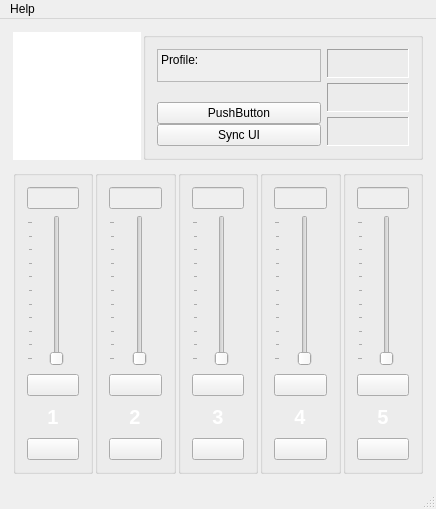
First picture: the form in gui_mainwindow.ui, repository Shub77/phoebetria-code, before the edit.
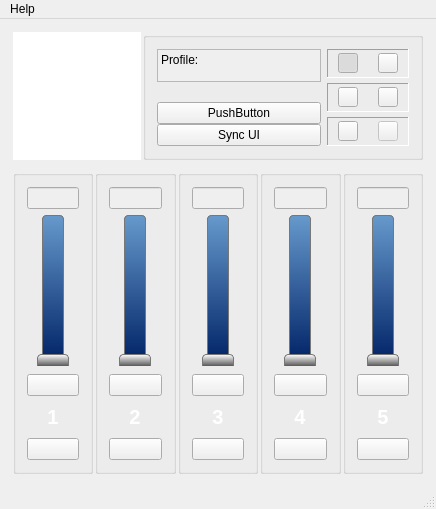
Second picture: the form after the edit. Icons and pictures are not drawn.

Commit message: Added dark theme and modified the standard theme.

What changed in the file:
```diff
--- a/gui_mainwindow.ui
+++ b/gui_mainwindow.ui
@@ -196,33 +196,7 @@
                    <string>Toggle temperature scale</string>
                   </property>
                   <property name="styleSheet">
-                   <string notr="true">QPushButton {
-	border: none;
-	margin: 0px;
-    padding: 0px;
-	image: url(:/Images/icon_fahrenheit.png)
-}
-
-QPushButton:hover {
-	border: none;
-	margin: 0px;
-    padding: 0px;
-	image: url(:/Images/icon_fahrenheit_lite.png)
-}
-
-QPushButton:checked {
-	border: none;
-	margin: 0px;
-    padding: 0px;
-	image: url(:/Images/icon_celcius.png)
-}
-
-QPushButton:hover:checked {
-	border: none;
-	margin: 0px;
-    padding: 0px;
-	image: url(:/Images/icon_celcius_lite.png)
-}</string>
+                   <string notr="true"/>
                   </property>
                   <property name="text">
                    <string notr="true"/>
@@ -256,33 +230,7 @@
                    <string>Toggle alarm</string>
                   </property>
                   <property name="styleSheet">
-                   <string notr="true">QPushButton {
-	border: none;
-	margin: 0px;
-    padding: 0px;
-	image: url(:/Images/icon_volume_on.png)
-}
-
-QPushButton:hover {
-	border: none;
-	margin: 0px;
-    padding: 0px;
-	image: url(:/Images/icon_volume_on_lite.png)
-}
-
-QPushButton:checked {
-	border: none;
-	margin: 0px;
-    padding: 0px;
-	image: url(:/Images/icon_volume_off.png)
-}
-
-QPushButton:hover:checked {
-	border: none;
-	margin: 0px;
-    padding: 0px;
-	image: url(:/Images/icon_volume_off_lite.png)
-}</string>
+                   <string notr="true"/>
                   </property>
                   <property name="text">
                    <string notr="true"/>
@@ -340,40 +288,7 @@
                    <string>Toggle profile state</string>
                   </property>
                   <property name="styleSheet">
-                   <string notr="true">QPushButton {
-	border: none;
-	margin: 0px;
-    padding: 0px;
-	image: url(:/Images/icon_auto.png)
-}
-
-QPushButton:hover {
-	border: none;
-	margin: 0px;
-    padding: 0px;
-	image: url(:/Images/icon_auto_lite.png)
-}
-
-QPushButton:checked {
-	border: none;
-	margin: 0px;
-    padding: 0px;
-	image: url(:/Images/icon_manual.png)
-}
-
-QPushButton:hover:checked {
-	border: none;
-	margin: 0px;
-    padding: 0px;
-	image: url(:/Images/icon_manual_lite.png)
-}
-
-QPushButton::disabled {
-	border: none;
-	margin: 0px;
-    padding: 0px;
-	image: url(:/Images/icon_software_lite.png)
-}</string>
+                   <string notr="true"/>
                   </property>
                   <property name="text">
                    <string/>
@@ -407,26 +322,7 @@
                    <string>Manage profiles</string>
                   </property>
                   <property name="styleSheet">
-                   <string notr="true">QPushButton {
-	border: none;
-	margin: 0px;
-    padding: 0px;
-	image: url(:/Images/icon_fan.png)
-}
-
-QPushButton:hover {
-	border: none;
-	margin: 0px;
-    padding: 0px;
-	image: url(:/Images/icon_fan_lite.png)
-}
-
-QPushButton:disabled {
-	border: none;
-	margin: 0px;
-    padding: 0px;
-	image: url(:/Images/icon_fan_lite.png)
-}</string>
+                   <string notr="true"/>
                   </property>
                   <property name="text">
                    <string notr="true"/>
@@ -481,33 +377,7 @@
                    <string>Toggle software profile state</string>
                   </property>
                   <property name="styleSheet">
-                   <string notr="true">QPushButton {
-	border: none;
-	margin: 0px;
-    padding: 0px;
-	image: url(:/Images/icon_hardware.png)
-}
-
-QPushButton:hover {
-	border: none;
-	margin: 0px;
-    padding: 0px;
-	image: url(:/Images/icon_hardware_lite.png)
-}
-
-QPushButton:checked {
-	border: none;
-	margin: 0px;
-    padding: 0px;
-	image: url(:/Images/icon_software.png)
-}
-
-QPushButton:hover:checked {
-	border: none;
-	margin: 0px;
-    padding: 0px;
-	image: url(:/Images/icon_software_lite.png)
-}</string>
+                   <string notr="true"/>
                   </property>
                   <property name="text">
                    <string/>
@@ -538,26 +408,7 @@
                    <string>Manage software profiles</string>
                   </property>
                   <property name="styleSheet">
-                   <string notr="true">QPushButton {
-	border: none;
-	margin: 0px;
-    padding: 0px;
-	image: url(:/Images/icon_wrench.png)
-}
-
-QPushButton:hover {
-	border: none;
-	margin: 0px;
-    padding: 0px;
-	image: url(:/Images/icon_wrench_lite.png)
-}
-
-QPushButton:disabled {
-	border: none;
-	margin: 0px;
-    padding: 0px;
-	image: url(:/Images/icon_wrench_lite.png)
-}</string>
+                   <string notr="true"/>
                   </property>
                   <property name="text">
                    <string/>
@@ -616,6 +467,9 @@
          <string/>
         </property>
         <layout class="QVBoxLayout" name="verticalLayout">
+         <property name="spacing">
+          <number>-1</number>
+         </property>
          <item>
           <layout class="QHBoxLayout" name="horizontalLayout_2">
            <item>
@@ -668,7 +522,34 @@
               </size>
              </property>
              <property name="styleSheet">
-              <string notr="true"/>
+              <string notr="true">	QSlider::groove:vertical {
+     	border: 1px solid #bbb;
+     	background: darkBlue;
+     	width: 20px;
+     	border-radius: 4px;
+ 	}
+
+ 	QSlider::handle:vertical {
+		background-color: qlineargradient(spread:pad, x1:1, y1:1.1, x2:1, y2:0, stop:0 #000, stop:1 #FFF);
+ 		height:15px;
+ 		margin:-6px;
+ 		border:1px solid #777;
+		border-radius:4px;
+ 	}
+
+ 	QSlider::add-page:vertical {
+	 	background: qlineargradient(x0: 1, y0: 1, x2: 0, y2: 1, stop: 0 #69c, stop: 1 #026);
+	 	background: qlineargradient(x0: 1, y0: 1, x2: 0, y2: 1, stop: 0 #026, stop: 1 #69c);
+	 	border: 1px solid #777;
+	 	border-radius: 4px;
+ 	}
+
+ 	QSlider::sub-page:vertical {
+	 	background: qlineargradient(x0: 1, y0: 1, x2: 0, y2: 1, stop: 0 #026, stop: 1 #69c);
+	 	background: qlineargradient(x0: 1, y0: 1, x2: 0, y2: 1, stop: 0 #69c, stop: 1 #026);
+     	border: 1px solid #777;
+	 	border-radius: 4px;
+ 	}</string>
              </property>
              <property name="maximum">
               <number>100</number>
@@ -814,6 +695,9 @@
          <string/>
         </property>
         <layout class="QVBoxLayout" name="verticalLayout_4">
+         <property name="spacing">
+          <number>-1</number>
+         </property>
          <item>
           <layout class="QHBoxLayout" name="horizontalLayout_4">
            <item>
@@ -854,7 +738,34 @@
               </size>
              </property>
              <property name="styleSheet">
-              <string notr="true"/>
+              <string notr="true">	QSlider::groove:vertical {
+     	border: 1px solid #bbb;
+     	background: darkBlue;
+     	width: 20px;
+     	border-radius: 4px;
+ 	}
+
+ 	QSlider::handle:vertical {
+		background-color: qlineargradient(spread:pad, x1:1, y1:1.1, x2:1, y2:0, stop:0 #000, stop:1 #FFF);
+ 		height:15px;
+ 		margin:-6px;
+ 		border:1px solid #777;
+		border-radius:4px;
+ 	}
+
+ 	QSlider::add-page:vertical {
+	 	background: qlineargradient(x0: 1, y0: 1, x2: 0, y2: 1, stop: 0 #69c, stop: 1 #026);
+	 	background: qlineargradient(x0: 1, y0: 1, x2: 0, y2: 1, stop: 0 #026, stop: 1 #69c);
+	 	border: 1px solid #777;
+	 	border-radius: 4px;
+ 	}
+
+ 	QSlider::sub-page:vertical {
+	 	background: qlineargradient(x0: 1, y0: 1, x2: 0, y2: 1, stop: 0 #026, stop: 1 #69c);
+	 	background: qlineargradient(x0: 1, y0: 1, x2: 0, y2: 1, stop: 0 #69c, stop: 1 #026);
+     	border: 1px solid #777;
+	 	border-radius: 4px;
+ 	}</string>
              </property>
              <property name="maximum">
               <number>100</number>
@@ -1000,6 +911,9 @@
          <string/>
         </property>
         <layout class="QVBoxLayout" name="verticalLayout_2">
+         <property name="spacing">
+          <number>-1</number>
+         </property>
          <item>
           <layout class="QHBoxLayout" name="horizontalLayout_6">
            <item>
@@ -1040,7 +954,34 @@
               </size>
              </property>
              <property name="styleSheet">
-              <string notr="true"/>
+              <string notr="true">	QSlider::groove:vertical {
+     	border: 1px solid #bbb;
+     	background: darkBlue;
+     	width: 20px;
+     	border-radius: 4px;
+ 	}
+
+ 	QSlider::handle:vertical {
+		background-color: qlineargradient(spread:pad, x1:1, y1:1.1, x2:1, y2:0, stop:0 #000, stop:1 #FFF);
+ 		height:15px;
+ 		margin:-6px;
+ 		border:1px solid #777;
+		border-radius:4px;
+ 	}
+
+ 	QSlider::add-page:vertical {
+	 	background: qlineargradient(x0: 1, y0: 1, x2: 0, y2: 1, stop: 0 #69c, stop: 1 #026);
+	 	background: qlineargradient(x0: 1, y0: 1, x2: 0, y2: 1, stop: 0 #026, stop: 1 #69c);
+	 	border: 1px solid #777;
+	 	border-radius: 4px;
+ 	}
+
+ 	QSlider::sub-page:vertical {
+	 	background: qlineargradient(x0: 1, y0: 1, x2: 0, y2: 1, stop: 0 #026, stop: 1 #69c);
+	 	background: qlineargradient(x0: 1, y0: 1, x2: 0, y2: 1, stop: 0 #69c, stop: 1 #026);
+     	border: 1px solid #777;
+	 	border-radius: 4px;
+ 	}</string>
              </property>
              <property name="maximum">
               <number>100</number>
@@ -1186,6 +1127,9 @@
          <string/>
         </property>
         <layout class="QVBoxLayout" name="verticalLayout_5">
+         <property name="spacing">
+          <number>-1</number>
+         </property>
          <item>
           <layout class="QHBoxLayout" name="horizontalLayout_15">
            <item>
@@ -1226,7 +1170,34 @@
               </size>
              </property>
              <property name="styleSheet">
-              <string notr="true"/>
+              <string notr="true">	QSlider::groove:vertical {
+     	border: 1px solid #bbb;
+     	background: darkBlue;
+     	width: 20px;
+     	border-radius: 4px;
+ 	}
+
+ 	QSlider::handle:vertical {
+		background-color: qlineargradient(spread:pad, x1:1, y1:1.1, x2:1, y2:0, stop:0 #000, stop:1 #FFF);
+ 		height:15px;
+ 		margin:-6px;
+ 		border:1px solid #777;
+		border-radius:4px;
+ 	}
+
+ 	QSlider::add-page:vertical {
+	 	background: qlineargradient(x0: 1, y0: 1, x2: 0, y2: 1, stop: 0 #69c, stop: 1 #026);
+	 	background: qlineargradient(x0: 1, y0: 1, x2: 0, y2: 1, stop: 0 #026, stop: 1 #69c);
+	 	border: 1px solid #777;
+	 	border-radius: 4px;
+ 	}
+
+ 	QSlider::sub-page:vertical {
+	 	background: qlineargradient(x0: 1, y0: 1, x2: 0, y2: 1, stop: 0 #026, stop: 1 #69c);
+	 	background: qlineargradient(x0: 1, y0: 1, x2: 0, y2: 1, stop: 0 #69c, stop: 1 #026);
+     	border: 1px solid #777;
+	 	border-radius: 4px;
+ 	}</string>
              </property>
              <property name="maximum">
               <number>100</number>
@@ -1372,6 +1343,9 @@
          <string/>
         </property>
         <layout class="QVBoxLayout" name="verticalLayout_3">
+         <property name="spacing">
+          <number>-1</number>
+         </property>
          <item>
           <layout class="QHBoxLayout" name="horizontalLayout_31">
            <item>
@@ -1412,7 +1386,34 @@
               </size>
              </property>
              <property name="styleSheet">
-              <string notr="true"/>
+              <string notr="true">	QSlider::groove:vertical {
+     	border: 1px solid #bbb;
+     	background: darkBlue;
+     	width: 20px;
+     	border-radius: 4px;
+ 	}
+
+ 	QSlider::handle:vertical {
+		background-color: qlineargradient(spread:pad, x1:1, y1:1.1, x2:1, y2:0, stop:0 #000, stop:1 #FFF);
+ 		height:15px;
+ 		margin:-6px;
+ 		border:1px solid #777;
+		border-radius:4px;
+ 	}
+
+ 	QSlider::add-page:vertical {
+	 	background: qlineargradient(x0: 1, y0: 1, x2: 0, y2: 1, stop: 0 #69c, stop: 1 #026);
+	 	background: qlineargradient(x0: 1, y0: 1, x2: 0, y2: 1, stop: 0 #026, stop: 1 #69c);
+	 	border: 1px solid #777;
+	 	border-radius: 4px;
+ 	}
+
+ 	QSlider::sub-page:vertical {
+	 	background: qlineargradient(x0: 1, y0: 1, x2: 0, y2: 1, stop: 0 #026, stop: 1 #69c);
+	 	background: qlineargradient(x0: 1, y0: 1, x2: 0, y2: 1, stop: 0 #69c, stop: 1 #026);
+     	border: 1px solid #777;
+	 	border-radius: 4px;
+ 	}</string>
              </property>
              <property name="maximum">
               <number>100</number>
```
Left out of the diff: 17 changed lines with no effect on the pictures. The commit also changes 10 other files.
